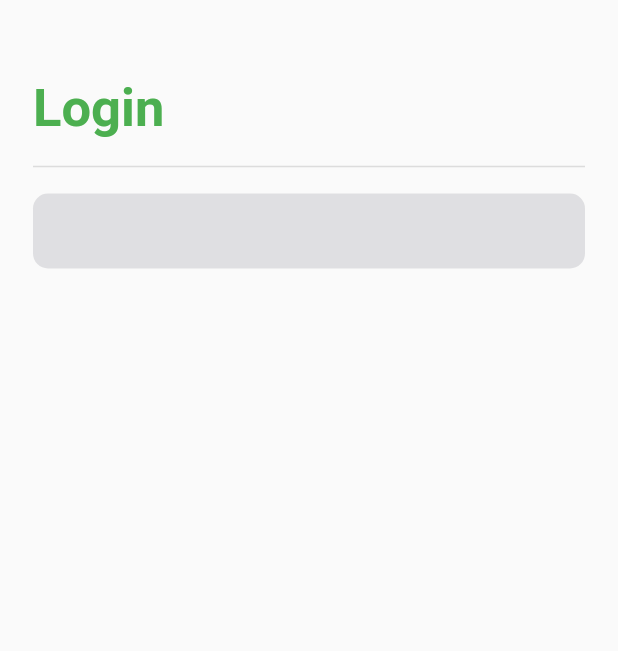
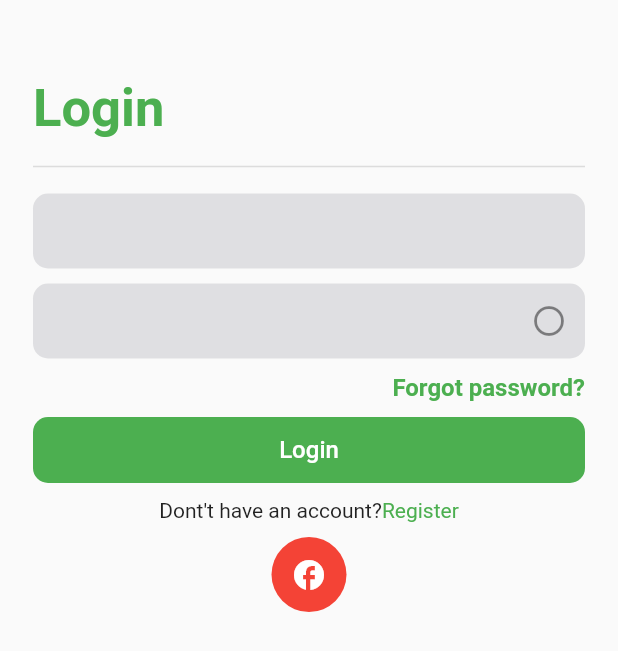
Before and after one commit to Iamgroot000/host_group_chat, a Flutter app: the screen it shows after launch, on a phone screen of 412 x 824 dp. Shown: the top 651 px of the screen. Run offline on Flutter 3.47's test engine with Material 2 defaults, Android fonts, the phone set to English and light mode, and no system bars; our stand-ins replace firebase_core; accounts and stored records are empty; statements that could not run were skipped.

Commit message:
login page with forgot password page

```diff
--- /dev/null
+++ b/lib/constant.dart
@@ -0,0 +1,11 @@
+
+
+class AppConst{
+  static const String appName="Host Group Chat";
+
+
+}
+class PageConst{
+  static const String forgotPasswordPage = "forgotPasswordPage";
+
+}
--- a/lib/feature/presentation/pages/login_page.dart
+++ b/lib/feature/presentation/pages/login_page.dart
@@ -1,9 +1,14 @@
 
 
 import 'package:flutter/material.dart';
+import 'package:host_group_chat/constant.dart';
 import 'package:host_group_chat/feature/presentation/widget/textfield_container_widget.dart';
 import 'package:host_group_chat/feature/presentation/widget/headerwidget.dart';
-import 'package:host_group_chat/feature/presentation/widget/theme/style.dart';
+import 'package:host_group_chat/feature/presentation/widget/theme/colors.dart';
+
+import '../widget/Textfield_password_container_widget.dart';
+import '../widget/container_button_widget.dart';
+import 'forgot_password_page.dart';
 
 
 class LoginPage  extends StatefulWidget {
@@ -37,12 +42,97 @@ class _LoginPageState extends State<LoginPage> {
                 keyboardType: TextInputType.emailAddress,
                 controller: _emailController,
                 prefixIcon: Icons.email,
+                suffixIcon: null,
 
-              )
-            ],
+              ),
+              SizedBox(height:10),
+              TextFieldPasswordContainerWidget(
+
+              keyboardType: TextInputType.emailAddress,
+              controller: _passwordController,
+              prefixIcon: Icons.lock,
+              ),
+              SizedBox(height:10),
+              _forgotPasswordWidget(context),
+              SizedBox(height:10),
+
+              ContainerButtonWidget(title:"Login",tonTap:(){
+                print('hello login button');
+              },),
+
+              SizedBox(height:10),
+              _rowTextWidget(),
+              SizedBox(height: 10,),
+              _rowGoogleWidget(),
+
+
+
+
+
+              ],
           ),
         ),
       ),
     );
   }
 }
+
+
+
+
+    Widget _forgotPasswordWidget( BuildContext context){
+  return Row(
+    mainAxisAlignment: MainAxisAlignment.spaceBetween,
+    children:[
+      Text(""),
+      InkWell(
+      onTap: (){
+      Navigator.pushNamed(context, PageConst.forgotPasswordPage);
+      },
+      child:Text("Forgot password?",style: TextStyle(
+        color:greenColor,
+        fontSize: 16,
+        fontWeight: FontWeight.w700,
+      ),
+      ),
+      )
+    ]
+  );
+
+    }
+    Widget _rowTextWidget(){
+  return Row(
+    mainAxisAlignment: MainAxisAlignment.center,
+    children: [
+
+    Text("Dont't have an account?"),
+    InkWell(onTap: (){
+      //naviagte to register page
+    },child:Text("Register", style: TextStyle(color: greenColor),),
+    )],
+  );
+    }
+
+    Widget _rowGoogleWidget(){
+  return Row(
+    mainAxisAlignment: MainAxisAlignment.center,
+    children: [
+      InkWell(
+  onTap: (){
+    //google login page
+  },
+  child:
+      Container(
+        height: 50,
+        width: 50,
+        decoration: BoxDecoration(
+          color: Colors.red,
+          borderRadius: BorderRadius.circular(50)
+        ),
+        child:
+        Icon(Icons.facebook,color: Colors.white,),
+      )
+
+      )],
+  );
+    }
--- a/lib/feature/presentation/widget/Textfield_password_container_widget.dart
+++ b/lib/feature/presentation/widget/Textfield_password_container_widget.dart
@@ -3,15 +3,21 @@
 
 import 'package:flutter/cupertino.dart';
 import 'package:flutter/material.dart';
-import 'package:host_group_chat/feature/presentation/widget/theme/style.dart';
+import 'package:host_group_chat/feature/presentation/widget/theme/colors.dart';
 
-class TextFieldPasswordContainerWidget extends StatelessWidget {
+class TextFieldPasswordContainerWidget extends StatefulWidget {
    final TextEditingController? controller;
   final IconData? prefixIcon;
-   final IconData? suffixIcon;
+
   final TextInputType? keyboardType;
-  const TextFieldPasswordContainerWidget({Key? key,this.suffixIcon,this.keyboardType,  this.controller,this.prefixIcon}): super(key: key);
+  const TextFieldPasswordContainerWidget({Key? key,this.keyboardType,  this.controller,this.prefixIcon}): super(key: key);
 
+  @override
+  State<TextFieldPasswordContainerWidget> createState() => _TextFieldPasswordContainerWidgetState();
+}
+
+class _TextFieldPasswordContainerWidgetState extends State<TextFieldPasswordContainerWidget> {
+  bool isobscureText=true;
   @override
   Widget build(BuildContext context) {
     return Container(
@@ -22,12 +28,18 @@ class TextFieldPasswordContainerWidget extends StatelessWidget {
     borderRadius: BorderRadius.circular(10),
     ),
     child: TextField(
-    keyboardType: keyboardType,
-    controller: controller,
+      obscureText: isobscureText,
+    keyboardType: widget.keyboardType,
+    controller: widget.controller,
     decoration:InputDecoration(
     border: InputBorder.none,
-    suffixIcon: Icon(prefixIcon),
-    prefix: Icon(prefixIcon),
+    suffixIcon: InkWell(onTap: () {
+      setState(() {
+        isobscureText = !isobscureText;
+      });
+    },
+        child: Icon(isobscureText==true ? Icons.panorama_fish_eye : Icons.remove_red_eye)),
+    prefix: Icon(widget.prefixIcon),
     ), )
 
     ); }
--- /dev/null
+++ b/lib/feature/presentation/widget/container_button_widget.dart
@@ -0,0 +1,31 @@
+import 'package:flutter/cupertino.dart';
+import 'package:flutter/material.dart';
+import 'package:host_group_chat/feature/presentation/widget/theme/colors.dart';
+
+class ContainerButtonWidget extends StatelessWidget {
+  final String title;
+  final VoidCallback? tonTap;
+  const ContainerButtonWidget({Key? key, required this.title,required this.tonTap})
+      : super(key: key);
+
+  @override
+  Widget build(BuildContext context) {
+    return InkWell(
+      onTap: tonTap ,
+
+      child: Container(
+          height: 44,
+          alignment: Alignment.center,
+          width: MediaQuery.of(context).size.width,
+          decoration: BoxDecoration(
+            color: greenColor,
+            borderRadius: BorderRadius.circular(10),
+          ),
+          child: Text(
+            "$title",
+            style: TextStyle(
+                fontSize: 16, color: Colors.white, fontWeight: FontWeight.w500),
+          )),
+    );
+  }
+}
--- a/lib/feature/presentation/widget/headerwidget.dart
+++ b/lib/feature/presentation/widget/headerwidget.dart
@@ -4,7 +4,7 @@
 
 import 'package:flutter/cupertino.dart';
 import 'package:flutter/material.dart';
-import 'package:host_group_chat/feature/presentation/widget/theme/style.dart';
+import 'package:host_group_chat/feature/presentation/widget/theme/colors.dart';
 
 class HeaderWidget extends StatelessWidget {
   final String title;
--- a/lib/feature/presentation/widget/textfield_container_widget.dart
+++ b/lib/feature/presentation/widget/textfield_container_widget.dart
@@ -3,13 +3,13 @@
 
 import 'package:flutter/cupertino.dart';
 import 'package:flutter/material.dart';
-import 'package:host_group_chat/feature/presentation/widget/theme/style.dart';
+import 'package:host_group_chat/feature/presentation/widget/theme/colors.dart';
 
 class TextContainerWidget extends StatelessWidget {
    final TextEditingController? controller;
   final IconData? prefixIcon;
   final TextInputType? keyboardType;
-  const TextContainerWidget({Key? key,this.keyboardType,  this.controller,this.prefixIcon}): super(key: key);
+  const TextContainerWidget({Key? key,this.keyboardType,  this.controller,this.prefixIcon, required suffixIcon}): super(key: key);
 
   @override
   Widget build(BuildContext context) {
--- a/pubspec.yaml
+++ b/pubspec.yaml
@@ -50,6 +50,7 @@ dependencies:
   fluttertoast: ^8.2.2
   firebase_auth:
   firebase_core:
+
   #message shape bubble
   bubble: ^1.2.1
 
```
Also changed, not shown: lib/feature/presentation/pages/forgot_password_page.dart (added, +53 -0 lines), lib/feature/presentation/widget/row_text_widget.dart (added, +31 -0 lines), lib/on_gennerate_route.dart (+9 -2 lines), lib/feature/presentation/widget/theme/colors.dart (renamed from lib/feature/presentation/widget/theme/style.dart).
